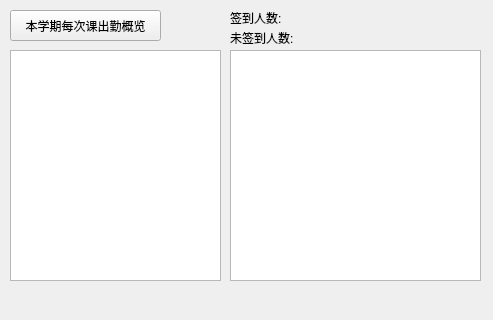
SITP-face-recognize/QTclient, file demo/frame_query.ui: the form before one commit.
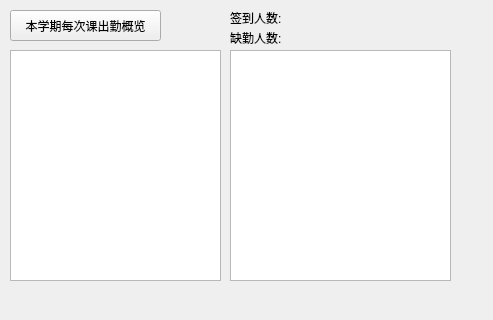
The form after the commit.

Patch:
```diff
--- a/demo/frame_query.ui
+++ b/demo/frame_query.ui
@@ -41,7 +41,7 @@
     <rect>
      <x>230</x>
      <y>50</y>
-     <width>251</width>
+     <width>221</width>
      <height>231</height>
     </rect>
    </property>
@@ -69,7 +69,7 @@
     </rect>
    </property>
    <property name="text">
-    <string>未签到人数:</string>
+    <string>缺勤人数:</string>
    </property>
   </widget>
  </widget>
```
